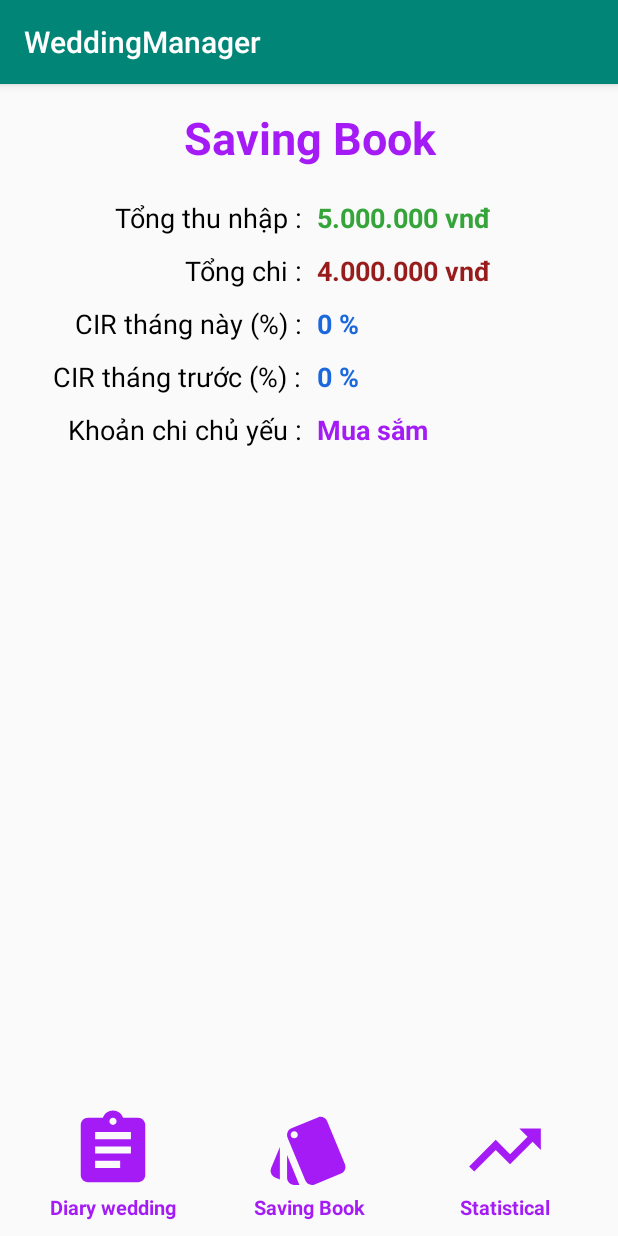
After one commit to duongtricn2c/WeddingManager, an Android app: the fragment FragmentSavingBook placed in its activity, on a phone screen of 412 x 824 dp. The commit adds this screen. Run offline under Robolectric (Android 15) with nearby library versions, the phone set to English and light mode, and no system bars.

Commit message:
update layout 2 Fagment Diary & Saving

```diff
--- a/app/src/main/AndroidManifest.xml
+++ b/app/src/main/AndroidManifest.xml
@@ -9,7 +9,7 @@
         android:roundIcon="@mipmap/ic_launcher_round"
         android:supportsRtl="true"
         android:theme="@style/AppTheme">
-        <activity android:name=".MainActivity">
+        <activity android:name=".activity.MainActivity">
             <intent-filter>
                 <action android:name="android.intent.action.MAIN" />
 
--- /dev/null
+++ b/app/src/main/java/com/dvtri/weddingmanager/activity/MainActivity.kt
@@ -0,0 +1,44 @@
+package com.dvtri.weddingmanager.activity
+
+import androidx.appcompat.app.AppCompatActivity
+import android.os.Bundle
+import android.view.View
+import com.dvtri.weddingmanager.R
+import com.dvtri.weddingmanager.fragment.dirary.FragmentDiaryWedding
+import com.dvtri.weddingmanager.fragment.saving.FragmentSavingBook
+import kotlinx.android.synthetic.main.activity_main.*
+import com.dvtri.weddingmanager.utility.Util.Companion.replaceFragment
+
+class MainActivity : AppCompatActivity(), View.OnClickListener {
+
+
+    override fun onCreate(savedInstanceState: Bundle?) {
+        super.onCreate(savedInstanceState)
+        setContentView(R.layout.activity_main)
+
+        initUI()
+
+    }
+
+    private fun initUI() {
+        btnDiaryWedding.setOnClickListener(this)
+        btnSavingBook.setOnClickListener(this)
+        btnStatistical.setOnClickListener(this)
+    }
+
+    override fun onClick(v: View?) {
+        when (v) {
+            btnDiaryWedding -> {
+                replaceFragment(this,FragmentDiaryWedding(),"FragmentDiaryWedding","FragmentDiaryWedding")
+            }
+            btnSavingBook -> {
+                replaceFragment(this,FragmentSavingBook(),"FragmentSavingBook","FragmentSavingBook")
+            }
+
+            btnStatistical -> {
+
+            }
+        }
+    }
+
+}
--- /dev/null
+++ b/app/src/main/java/com/dvtri/weddingmanager/fragment/saving/FragmentSavingBook.kt
@@ -0,0 +1,36 @@
+package com.dvtri.weddingmanager.fragment.saving
+
+import android.os.Bundle
+import android.view.LayoutInflater
+import android.view.View
+import android.view.ViewGroup
+import androidx.fragment.app.Fragment
+import com.dvtri.weddingmanager.R
+
+class FragmentSavingBook() : Fragment(), View.OnClickListener{
+
+
+    override fun onCreateView(
+        inflater: LayoutInflater,
+        container: ViewGroup?,
+        savedInstanceState: Bundle?
+    ): View? {
+        return inflater.inflate(R.layout.fragment_saving_book,container,false)
+    }
+
+    override fun onViewCreated(view: View, savedInstanceState: Bundle?) {
+        super.onViewCreated(view, savedInstanceState)
+
+        initUI()
+    }
+
+    private fun initUI() {
+
+    }
+
+
+    override fun onClick(p0: View?) {
+
+    }
+
+}
--- a/app/src/main/res/layout/activity_main.xml
+++ b/app/src/main/res/layout/activity_main.xml
@@ -4,57 +4,13 @@
     android:layout_width="match_parent"
     android:layout_height="match_parent"
     android:orientation="vertical"
-    tools:context=".MainActivity">
+    tools:context=".activity.MainActivity">
 
-    <ScrollView
+    <FrameLayout
+        android:layout_weight="1"
+        android:id="@+id/container"
         android:layout_width="match_parent"
-        android:layout_height="match_parent"
-        android:layout_weight="1">
-        <LinearLayout
-            android:orientation="vertical"
-            android:layout_width="match_parent"
-            android:layout_height="wrap_content">
-
-            <TextView
-                android:layout_margin="@dimen/dimen_15dp"
-                android:textSize="@dimen/dimen_30sp"
-                android:textColor="@color/colorPurple"
-                android:textStyle="bold"
-                android:gravity="center"
-                android:text="@string/menu_diary_wedding"
-                android:layout_width="match_parent"
-                android:layout_height="wrap_content"/>
-
-            <LinearLayout
-                android:orientation="horizontal"
-                android:layout_width="match_parent"
-                android:layout_height="wrap_content">
-                <Spinner
-                    android:id="@+id/spinType"
-                    android:layout_weight="3"
-                    android:layout_width="match_parent"
-                    android:layout_height="40dp"/>
-                <Spinner
-                    android:id="@+id/spinStatus"
-                    android:layout_weight="3"
-                    android:layout_width="match_parent"
-                    android:layout_height="40dp"/>
-                <Spinner
-                    android:id="@+id/spinYear"
-                    android:layout_weight="3"
-                    android:layout_width="match_parent"
-                    android:layout_height="40dp"/>
-            </LinearLayout>
-
-            <androidx.recyclerview.widget.RecyclerView
-                android:id="@+id/rcvListWedding"
-                android:layout_width="match_parent"
-                android:layout_height="match_parent" />
-
-        </LinearLayout>
-
-
-    </ScrollView>
+        android:layout_height="match_parent"/>
 
     <LinearLayout
         android:layout_margin="@dimen/dimen_10dp"
@@ -65,6 +21,7 @@
         tools:ignore="MissingConstraints">
 
         <LinearLayout
+            android:id="@+id/btnDiaryWedding"
             android:orientation="vertical"
             android:layout_width="match_parent"
             android:layout_height="match_parent"
@@ -88,6 +45,7 @@
         </LinearLayout>
 
         <LinearLayout
+            android:id="@+id/btnSavingBook"
             android:layout_width="match_parent"
             android:layout_height="match_parent"
             android:orientation="vertical"
@@ -112,6 +70,7 @@
         </LinearLayout>
 
         <LinearLayout
+            android:id="@+id/btnStatistical"
             android:layout_width="match_parent"
             android:layout_height="match_parent"
             android:orientation="vertical"
--- /dev/null
+++ b/app/src/main/res/layout/fragment_saving_book.xml
@@ -0,0 +1,126 @@
+<?xml version="1.0" encoding="utf-8"?>
+<LinearLayout xmlns:android="http://schemas.android.com/apk/res/android"
+    xmlns:grid="http://schemas.android.com/tools"
+    android:layout_width="match_parent"
+    android:layout_height="match_parent"
+    android:orientation="vertical">
+
+    <TextView
+        android:layout_width="match_parent"
+        android:layout_height="wrap_content"
+        android:layout_margin="@dimen/dimen_15dp"
+        android:gravity="center"
+        android:text="@string/menu_saving_book"
+        android:textColor="@color/colorPurple"
+        android:textSize="@dimen/dimen_30sp"
+        android:textStyle="bold" />
+
+    <LinearLayout
+        android:layout_width="fill_parent"
+        android:layout_height="wrap_content"
+        android:orientation="horizontal">
+
+        <LinearLayout
+            android:layout_width="match_parent"
+            android:layout_height="wrap_content"
+            android:layout_weight="1"
+            android:orientation="vertical">
+
+            <TextView
+                android:padding="@dimen/dimen_5dp"
+                android:textSize="@dimen/dimen_18sp"
+                android:textColor="@color/colorBlack"
+                android:layout_width="match_parent"
+                android:layout_height="wrap_content"
+                android:gravity="right"
+                android:text="@string/total_income" />
+            <TextView
+                android:padding="@dimen/dimen_5dp"
+                android:textSize="@dimen/dimen_18sp"
+                android:textColor="@color/colorBlack"
+                android:layout_width="match_parent"
+                android:layout_height="wrap_content"
+                android:gravity="right"
+                android:text="@string/total_costs" />
+            <TextView
+                android:padding="@dimen/dimen_5dp"
+                android:textSize="@dimen/dimen_18sp"
+                android:textColor="@color/colorBlack"
+                android:layout_width="match_parent"
+                android:layout_height="wrap_content"
+                android:gravity="right"
+                android:text="@string/cir_current_month" />
+            <TextView
+                android:padding="@dimen/dimen_5dp"
+                android:textSize="@dimen/dimen_18sp"
+                android:textColor="@color/colorBlack"
+                android:layout_width="match_parent"
+                android:layout_height="wrap_content"
+                android:gravity="right"
+                android:text="@string/cir_last_month" />
+            <TextView
+                android:padding="@dimen/dimen_5dp"
+                android:textSize="@dimen/dimen_18sp"
+                android:textColor="@color/colorBlack"
+                android:layout_width="match_parent"
+                android:layout_height="wrap_content"
+                android:gravity="right"
+                android:text="@string/spend_the_most" />
+
+        </LinearLayout>
+
+        <LinearLayout
+            android:layout_width="match_parent"
+            android:layout_height="wrap_content"
+            android:layout_weight="1"
+            android:orientation="vertical">
+
+            <TextView
+                android:padding="@dimen/dimen_5dp"
+                android:textStyle="bold"
+                android:textSize="@dimen/dimen_18sp"
+                android:textColor="@color/colorMoneyNomal"
+                android:layout_width="match_parent"
+                android:layout_height="wrap_content"
+                android:gravity="left"
+                android:text="5.000.000 vnđ" />
+            <TextView
+                android:padding="@dimen/dimen_5dp"
+                android:textStyle="bold"
+                android:textSize="@dimen/dimen_18sp"
+                android:textColor="@color/colorMoneyLow"
+                android:layout_width="match_parent"
+                android:layout_height="wrap_content"
+                android:gravity="left"
+                android:text="4.000.000 vnđ" />
+            <TextView
+                android:padding="@dimen/dimen_5dp"
+                android:textStyle="bold"
+                android:textSize="@dimen/dimen_18sp"
+                android:textColor="@color/colorBlue"
+                android:layout_width="match_parent"
+                android:layout_height="wrap_content"
+                android:gravity="left"
+                android:text="0 %" />
+            <TextView
+                android:padding="@dimen/dimen_5dp"
+                android:textStyle="bold"
+                android:textSize="@dimen/dimen_18sp"
+                android:textColor="@color/colorBlue"
+                android:layout_width="match_parent"
+                android:layout_height="wrap_content"
+                android:gravity="left"
+                android:text="0 %" />
+            <TextView
+                android:padding="@dimen/dimen_5dp"
+                android:textStyle="bold"
+                android:textSize="@dimen/dimen_18sp"
+                android:textColor="@color/colorPurple"
+                android:layout_width="match_parent"
+                android:layout_height="wrap_content"
+                android:gravity="left"
+                android:text="@string/shopping" />
+
+        </LinearLayout>
+    </LinearLayout>
+</LinearLayout>
--- a/app/src/main/res/values/colors.xml
+++ b/app/src/main/res/values/colors.xml
@@ -4,4 +4,8 @@
     <color name="colorPrimaryDark">#00574B</color>
     <color name="colorAccent">#D81B60</color>
     <color name="colorPurple">#A51BF5</color>
+    <color name="colorMoneyNomal">#35A53A</color>
+    <color name="colorMoneyLow">#971c1b</color>
+    <color name="colorBlack">#000</color>
+    <color name="colorBlue">#1B68DD</color>
 </resources>
--- a/app/src/main/res/values/strings.xml
+++ b/app/src/main/res/values/strings.xml
@@ -3,4 +3,11 @@
     <string name="menu_diary_wedding">Diary wedding</string>
     <string name="menu_saving_book">Saving Book</string>
     <string name="menu_statistical">Statistical</string>
+    <string name="custom">Tùy chọn</string>
+    <string name="total_income">Tổng thu nhập :</string>
+    <string name="total_costs">Tổng chi :</string>
+    <string name="cir_current_month">CIR tháng này (%) :</string>
+    <string name="cir_last_month">CIR tháng trước (%) :</string>
+    <string name="shopping">Mua sắm</string>
+    <string name="spend_the_most">Khoản chi chủ yếu :</string>
 </resources>
```
Also changed, not shown: app/src/main/java/com/dvtri/weddingmanager/MainActivity.kt (deleted, +0 -12 lines), app/src/main/java/com/dvtri/weddingmanager/fragment/dirary/FragmentDiaryWedding.kt (added, +107 -0 lines), app/src/main/java/com/dvtri/weddingmanager/utility/Util.kt (added, +18 -0 lines), app/src/main/res/layout/fragment_diary_wedding.xml (added, +115 -0 lines).
